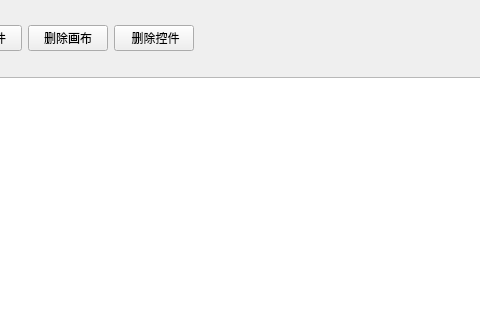
The window that customdash.ui (RIghtNow66/Mycode) describes before a commit, drawn with Qt 5; both pictures show x 231 to 711 and y 0 to 320 of the 1024 by 768 pixel window.
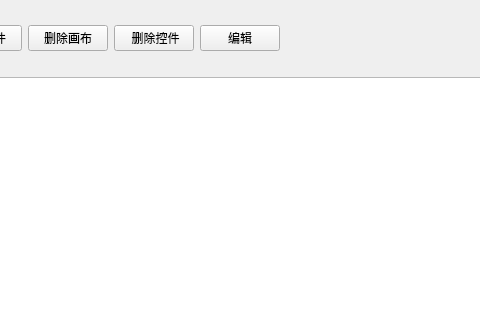
The same window after the commit.

The edit to the form file:
```diff
--- a/customdash.ui
+++ b/customdash.ui
@@ -64,6 +64,13 @@
          </property>
         </widget>
        </item>
+       <item>
+        <widget class="QPushButton" name="pushButton">
+         <property name="text">
+          <string>编辑</string>
+         </property>
+        </widget>
+       </item>
        <item>
         <spacer name="horizontalSpacer">
          <property name="orientation">
```
